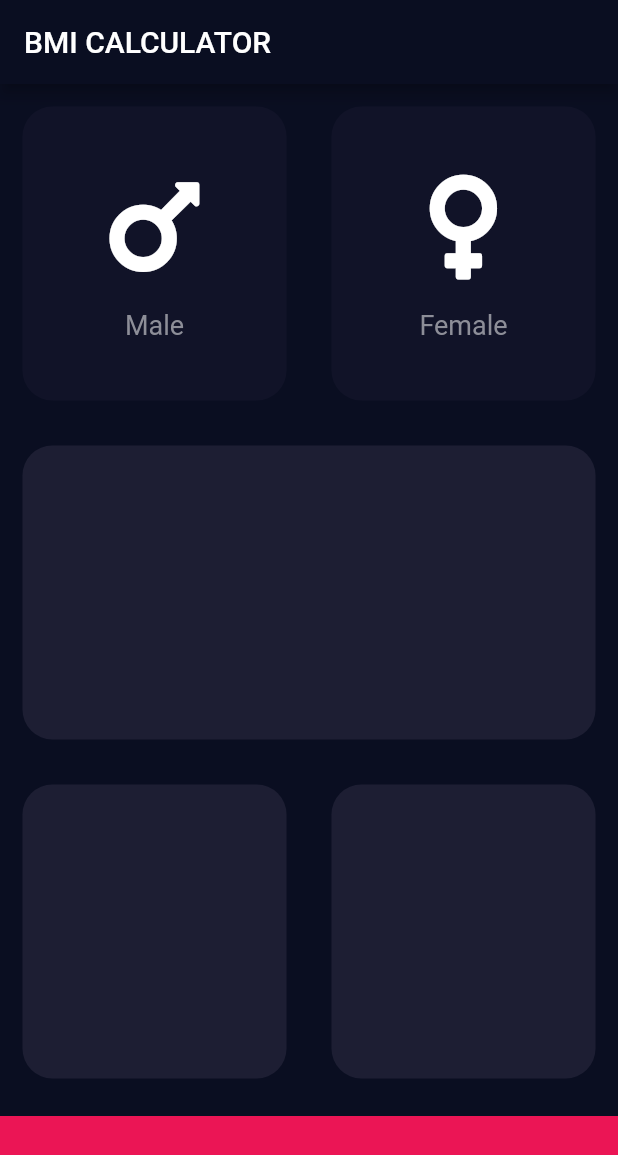
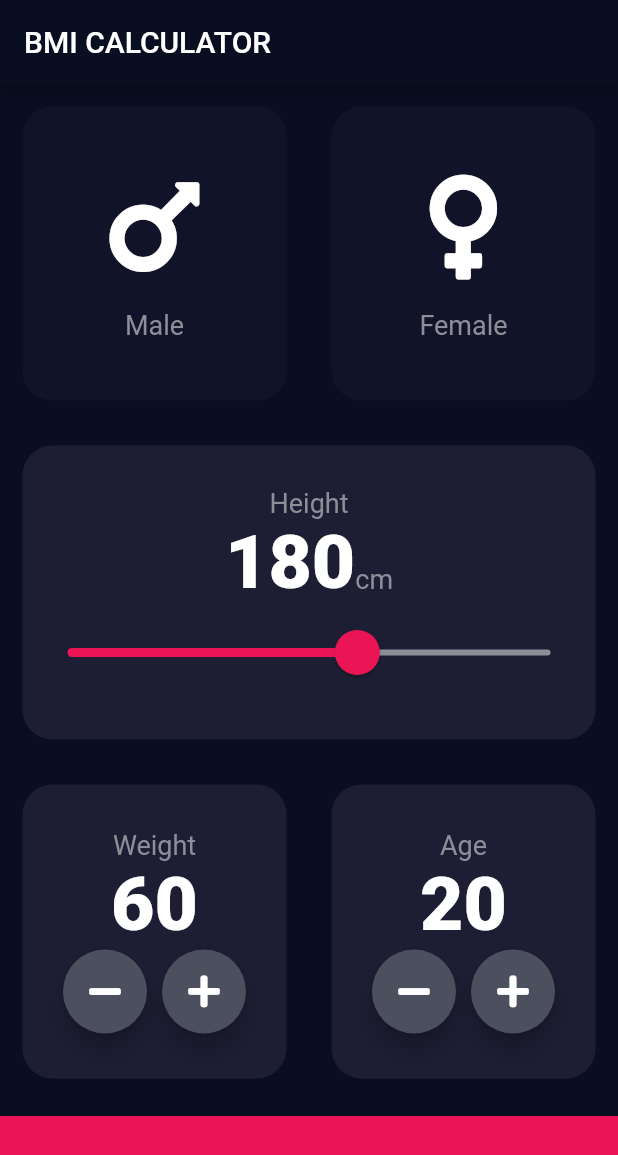
Before and after one commit to hirenvadher95/bmi-calculator-flutter, a Flutter app: the screen it shows after launch, on a phone screen of 412 x 824 dp. Shown: the top 1155 px of the screen. Run offline on Flutter 3.47's test engine with Material 2 defaults, Android fonts, the phone set to English and light mode, and no system bars; our stand-ins replace font_awesome_flutter.

Commit message:
Great Stuff

```diff
--- /dev/null
+++ b/lib/constants.dart
@@ -0,0 +1,8 @@
+import 'package:flutter/material.dart';
+
+const bottomContainerHeight = 80.0;
+const activeCardColour = Color(0xFF1D1E33);
+const inactiveCardColour = Color(0xFF111328);
+const bottomContainerColour = Color(0xFFEB1555);
+const labelTextStyle = TextStyle(fontSize: 18, color: Color(0xFF8D8E98));
+const numberTextStyle = TextStyle(fontSize: 50, fontWeight: FontWeight.w800);
--- a/lib/icon_content.dart
+++ b/lib/icon_content.dart
@@ -1,6 +1,5 @@
 import 'package:flutter/material.dart';
-
-const labelTextStyle = TextStyle(fontSize: 18, color: Color(0xFF8D8E98));
+import 'constants.dart';
 
 class IconContent extends StatelessWidget {
   IconContent({this.icon, this.label});
--- a/lib/input_file.dart
+++ b/lib/input_file.dart
@@ -2,11 +2,7 @@ import 'package:flutter/material.dart';
 import 'package:font_awesome_flutter/font_awesome_flutter.dart';
 import 'icon_content.dart';
 import 'reusable_card.dart';
-
-const bottomContainerHeight = 80.0;
-const activeCardColour = Color(0xFF1D1E33);
-const inactiveCardColour = Color(0xFF111328);
-const bottomContainerColour = Color(0xFFEB1555);
+import 'constants.dart';
 
 enum Gender { male, femlale }
 
@@ -17,6 +13,9 @@ class InputPage extends StatefulWidget {
 
 class _InputPageState extends State<InputPage> {
   Gender selectedGender;
+  int height = 180;
+  int weight = 60;
+  int age = 20;
 
   Color maleCardColour = inactiveCardColour;
   Color femaleCardColour = inactiveCardColour;
@@ -28,18 +27,18 @@ class _InputPageState extends State<InputPage> {
           title: Text('BMI CALCULATOR'),
         ),
         body: Column(
+          crossAxisAlignment: CrossAxisAlignment.stretch,
           children: <Widget>[
             Expanded(
               child: Row(
                 children: <Widget>[
                   Expanded(
-                    child: GestureDetector(
-                      onTap: () {
+                    child: ReusableCard(
+                      onPress: () {
                         setState(() {
                           selectedGender = Gender.male;
                         });
                       },
-                      child: ReusableCard(
                       colour: selectedGender == Gender.male
                           ? activeCardColour
                           : inactiveCardColour,
@@ -49,15 +48,13 @@ class _InputPageState extends State<InputPage> {
                       ),
                     ),
                   ),
-                  ),
                   Expanded(
-                    child: GestureDetector(
-                      onTap: () {
+                    child: ReusableCard(
+                      onPress: () {
                         setState(() {
                           selectedGender = Gender.femlale;
                         });
                       },
-                      child: ReusableCard(
                       colour: selectedGender == Gender.femlale
                           ? activeCardColour
                           : inactiveCardColour,
@@ -67,16 +64,142 @@ class _InputPageState extends State<InputPage> {
                       ),
                     ),
                   ),
+                ],
+              ),
+            ),
+            Expanded(
+              child: ReusableCard(
+                colour: activeCardColour,
+                cardChild: Column(
+                  mainAxisAlignment: MainAxisAlignment.center,
+                  children: <Widget>[
+                    Text(
+                      "Height",
+                      style: labelTextStyle,
+                    ),
+                    Row(
+                      mainAxisAlignment: MainAxisAlignment.center,
+                      crossAxisAlignment: CrossAxisAlignment.baseline,
+                      textBaseline: TextBaseline.alphabetic,
+                      children: <Widget>[
+                        Text(
+                          height.toString(),
+                          style: numberTextStyle,
+                        ),
+                        Text(
+                          'cm',
+                          style: labelTextStyle,
+                        )
+                      ],
+                    ),
+                    SliderTheme(
+                      data: SliderTheme.of(context).copyWith(
+                          thumbShape:
+                              RoundSliderThumbShape(enabledThumbRadius: 15),
+                          overlayShape:
+                              RoundSliderOverlayShape(overlayRadius: 30.0)),
+                      child: Slider(
+                        value: height.toDouble(),
+                        activeColor: Color(0xFFEB1555),
+                        inactiveColor: Color(0xFF8D8E98),
+                        onChanged: (double newValue) {
+                          setState(() {
+                            height = newValue.round();
+                          });
+                        },
+                        min: 120.0,
+                        max: 220.0,
+                      ),
+                    )
+                  ],
+                ),
+              ),
+            ),
+            Expanded(
+              child: Row(
+                children: <Widget>[
+                  Expanded(
+                      child: ReusableCard(
+                    colour: activeCardColour,
+                    cardChild: Column(
+                      mainAxisAlignment: MainAxisAlignment.center,
+                      children: <Widget>[
+                        Text(
+                          "Weight",
+                          style: labelTextStyle,
+                        ),
+                        Text(
+                          weight.toString(),
+                          style: numberTextStyle,
+                        ),
+                        Row(
+                          mainAxisAlignment: MainAxisAlignment.center,
+                          children: <Widget>[
+                            RoundIconButton(
+                              icon: FontAwesomeIcons.minus,
+                              onPressed: () {
+                                setState(() {
+                                  weight--;
+                                });
+                              },
+                            ),
+                            SizedBox(
+                              width: 10,
+                            ),
+                            RoundIconButton(
+                              icon: FontAwesomeIcons.plus,
+                              onPressed: () {
+                                setState(() {
+                                  weight++;
+                                });
+                              },
+                            ),
+                          ],
+                        )
+                      ],
+                    ),
+                  )),
+                  Expanded(
+                      child: ReusableCard(
+                    colour: activeCardColour,
+                    cardChild: Column(
+                      mainAxisAlignment: MainAxisAlignment.center,
+                      children: <Widget>[
+                        Text(
+                          "Age",
+                          style: labelTextStyle,
+                        ),
+                        Text(
+                          age.toString(),
+                          style: numberTextStyle,
+                        ),
+                        Row(
+                          mainAxisAlignment: MainAxisAlignment.center,
+                          children: <Widget>[
+                            RoundIconButton(
+                              icon: FontAwesomeIcons.minus,
+                              onPressed: () {
+                                setState(() {
+                                  age--;
+                                });
+                              },
+                            ),
+                            SizedBox(
+                              width: 10,
+                            ),
+                            RoundIconButton(
+                              icon: FontAwesomeIcons.plus,
+                              onPressed: () {
+                                setState(() {
+                                  age++;
+                                });
+                              },
+                            )
+                          ],
                         ),
                       ],
                     ),
-            ),
-            Expanded(child: ReusableCard(colour: activeCardColour)),
-            Expanded(
-              child: Row(
-                children: <Widget>[
-                  Expanded(child: ReusableCard(colour: activeCardColour)),
-                  Expanded(child: ReusableCard(colour: activeCardColour)),
+                  )),
                 ],
               ),
             ),
@@ -90,3 +213,21 @@ class _InputPageState extends State<InputPage> {
         ));
   }
 }
+
+class RoundIconButton extends StatelessWidget {
+  RoundIconButton({@required this.icon, @required this.onPressed});
+  final IconData icon;
+  final Function onPressed;
+  @override
+  Widget build(BuildContext context) {
+    return RawMaterialButton(
+      child: Icon(icon),
+      elevation: 6.0,
+      disabledElevation: 6.0,
+      onPressed: onPressed,
+      constraints: BoxConstraints.tightFor(width: 56, height: 56),
+      shape: CircleBorder(),
+      fillColor: Color(0xFF4C4F5E),
+    );
+  }
+}
--- a/lib/reusable_card.dart
+++ b/lib/reusable_card.dart
@@ -1,17 +1,21 @@
 import 'package:flutter/material.dart';
 
 class ReusableCard extends StatelessWidget {
-  ReusableCard({@required this.colour, this.cardChild});
+  ReusableCard({@required this.colour, this.cardChild, this.onPress});
   final Color colour;
   final Widget cardChild;
+  final Function onPress;
   @override
   Widget build(BuildContext context) {
-    return Container(
-      child: cardChild,
-      margin: EdgeInsets.all(15),
-      decoration: BoxDecoration(
-        borderRadius: BorderRadius.circular(20),
-        color: colour,
+    return GestureDetector(
+      onTap: onPress,
+      child: Container(
+        child: cardChild,
+        margin: EdgeInsets.all(15),
+        decoration: BoxDecoration(
+          borderRadius: BorderRadius.circular(20),
+          color: colour,
+        ),
       ),
     );
   }
```
Lines whose indentation alone changed are shown as unchanged.
